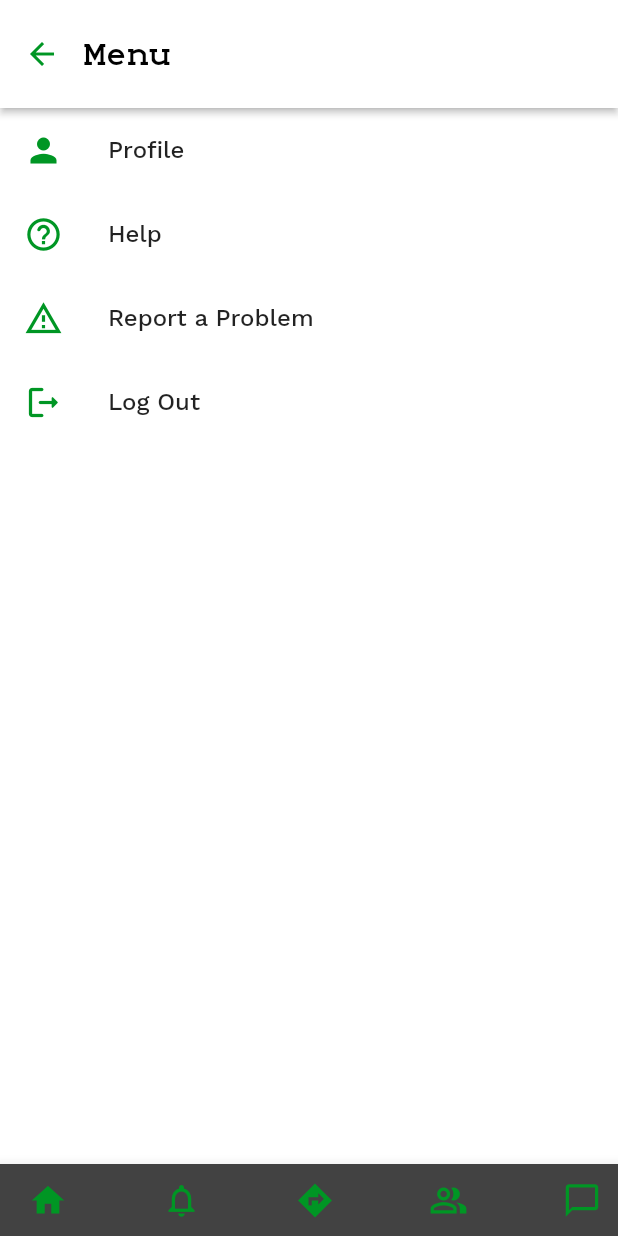
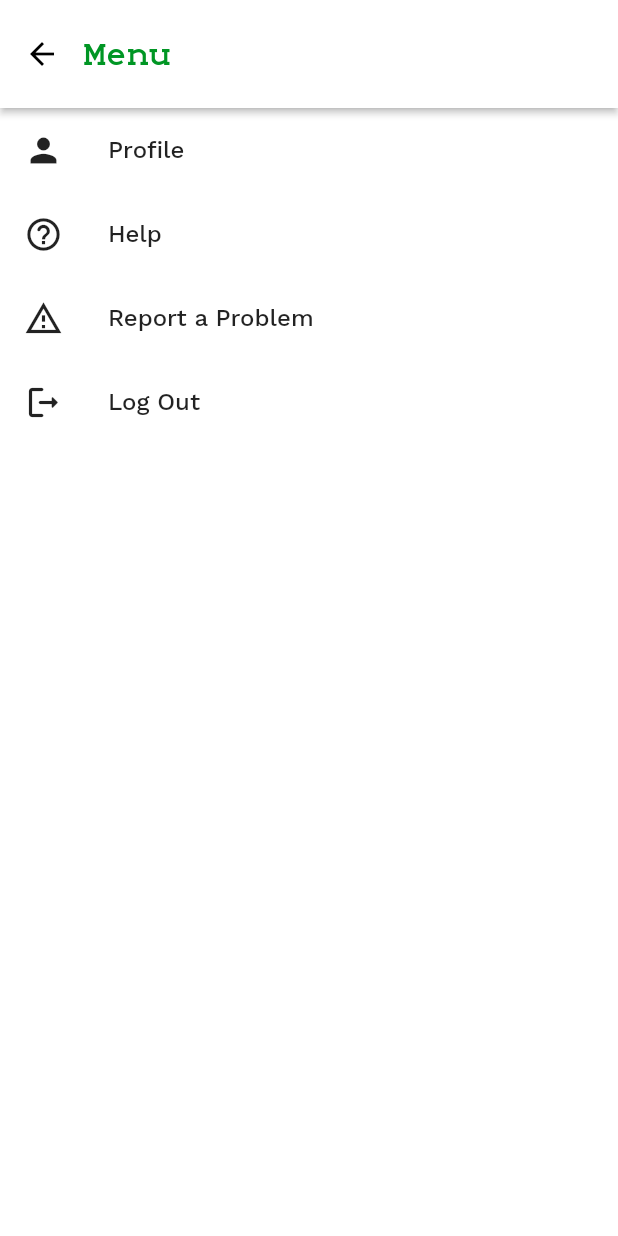
Before and after one commit to LucianaMurimi/chatmate, a Flutter app: the screen it shows once a user with an empty profile is signed in, after a tap on the "menu" icon, on a phone screen of 412 x 824 dp. Run offline on Flutter 3.47's test engine with Material 2 defaults, Android fonts, the phone set to English and light mode, and no system bars; our stand-ins replace firebase_auth, firebase_core; accounts and stored records are empty.

Commit message:
home screen

```diff
--- a/lib/screens/home/home.dart
+++ b/lib/screens/home/home.dart
@@ -2,6 +2,7 @@ import 'package:chatmate_login/screens/menu/menu.dart';
 import 'package:chatmate_login/services/auth.dart';
 import 'package:chatmate_login/theme/styles.dart';
 import 'package:flutter/material.dart';
+import 'package:flutter/painting.dart';
 
 import '../components/components.dart';
 
@@ -23,7 +24,7 @@ class Home extends StatelessWidget {
       //------------------------------------------------------------
       appBar: AppBar(
         backgroundColor: Colors.white,
-        iconTheme: chatmateIconTheme(ThemeData.light().iconTheme),
+        iconTheme: IconThemeData(color: Color(0xFF000000)),
         elevation: 2.0,
 
         toolbarHeight: 72.0,
@@ -66,7 +67,7 @@ class Home extends StatelessWidget {
               children: [
                 Text("Karibu.", style: TextStyle(fontFamily: 'MonospaceBold', fontSize: 24)),
                 Text("We've Got You!", style: TextStyle(fontFamily: 'MonospaceBold', fontSize: 24)),
-                Image.asset("assets/images/quickchat.png", height: 212),
+                Image.asset("assets/images/quickchat.png", height: 180),
 
                 Text('Take a deep breathe. Relax. We are about to connect you to the best therapists and mental health services near you.',
                   textAlign: TextAlign.center,
@@ -78,9 +79,10 @@ class Home extends StatelessWidget {
                     padding: EdgeInsets.only(top: 2.0, right: 16.0, bottom: 2.0, left: 16.0),
                     decoration: BoxDecoration(color: Color(0xFF00c853), borderRadius: BorderRadius.circular(24.0)),
 
+
                     child: TextButton(
                       child: Text('CONNECT',
-                          style: TextStyle(color: Color(0xFFffffff), fontSize: 14.0, fontWeight: FontWeight.bold, letterSpacing: 3)),
+                          style: TextStyle(color: Color(0xFFffffff), fontFamily: 'MonospaceBold', fontSize: 18.0, fontWeight: FontWeight.bold, letterSpacing: 2)),
                       onPressed: (){
                         // Navigator.push(
                         //   context,
--- a/lib/screens/menu/menu.dart
+++ b/lib/screens/menu/menu.dart
@@ -21,7 +21,7 @@ class Menu extends StatelessWidget {
       //------------------------------------------------------------
       appBar: AppBar(
         backgroundColor: Colors.white,
-        iconTheme: chatmateIconTheme(ThemeData.light().iconTheme),
+        iconTheme:  IconThemeData(color: Color(0xFF000000)),
         elevation: 2.0,
 
         toolbarHeight: 72.0,
@@ -29,7 +29,7 @@ class Menu extends StatelessWidget {
         titleSpacing: 0,
 
         title: Text('Menu',
-            style: TextStyle(color: Color(0xFF000000), fontFamily: 'MonospaceBold', fontSize: 24.0, fontWeight: FontWeight.bold)),
+            style: TextStyle(color: Color(0xFF009624), fontFamily: 'MonospaceBold', fontSize: 24.0, fontWeight: FontWeight.bold)),
       ),
       body: Column(
         children: [
@@ -53,7 +53,7 @@ class Menu extends StatelessWidget {
                   context: context,
                   builder: (BuildContext context) {
                     return AlertDialog(
-                      title: Text('Log Out?'),
+                      title: Text('Log Out?',  style: TextStyle(color: Color(0xFF009624))),
                       content: Text('Are you sure you want to log out?'),
                       actions: [
                         TextButton(onPressed: () async {
@@ -65,8 +65,13 @@ class Menu extends StatelessWidget {
                               )
                             });
                         },
-                            child: Text('Yes', style: TextStyle(color: Color(0xFF000000)),)),
-                        TextButton(onPressed: (){}, child: Text('No'))
+                        child: Text('Yes', style: TextStyle(color: Color(0xFF000000), fontWeight: FontWeight.bold),),
+                        ),
+                        TextButton(onPressed: (){
+                          Navigator.pop(context, false);
+                        },
+                        child: Text('No', style: TextStyle(color: Color(0xFF009624), fontWeight: FontWeight.bold),),
+                        )
                       ],
                     );
                   }
@@ -79,25 +84,25 @@ class Menu extends StatelessWidget {
 
       // Bottom Navigation Bar
       //------------------------------------------------------------
-      bottomNavigationBar: BottomAppBar(
-          child: Container(
-            padding: EdgeInsets.only(left: 8.0, right: 0.0),
-
-            child: Row(
-              mainAxisAlignment: MainAxisAlignment.spaceBetween,
-              crossAxisAlignment: CrossAxisAlignment.center,
-
-              children: [
-                IconButton(onPressed: (){}, icon: Icon(Icons.home, size: 26.0)),
-                IconButton(onPressed: (){}, icon: Icon(Icons.notifications_outlined, size: 26.0)),
-                IconButton(onPressed: (){}, icon: Icon(Icons.directions_sharp, size: 26.0)),
-                IconButton(onPressed: (){}, icon: Icon(Icons.people_alt_outlined, size: 26.0)),
-                IconButton(onPressed: (){}, icon: Icon(Icons.chat_bubble_outline, size: 26.0)),
-              ],
-
-            ),
-          )
-      ),
+      // bottomNavigationBar: BottomAppBar(
+      //     child: Container(
+      //       padding: EdgeInsets.only(left: 8.0, right: 0.0),
+      //
+      //       child: Row(
+      //         mainAxisAlignment: MainAxisAlignment.spaceBetween,
+      //         crossAxisAlignment: CrossAxisAlignment.center,
+      //
+      //         children: [
+      //           IconButton(onPressed: (){}, icon: Icon(Icons.home, size: 26.0)),
+      //           IconButton(onPressed: (){}, icon: Icon(Icons.notifications_outlined, size: 26.0)),
+      //           IconButton(onPressed: (){}, icon: Icon(Icons.directions_sharp, size: 26.0)),
+      //           IconButton(onPressed: (){}, icon: Icon(Icons.people_alt_outlined, size: 26.0)),
+      //           IconButton(onPressed: (){}, icon: Icon(Icons.chat_bubble_outline, size: 26.0)),
+      //         ],
+      //
+      //       ),
+      //     )
+      // ),
 
     );
   }
--- a/lib/theme/styles.dart
+++ b/lib/theme/styles.dart
@@ -31,7 +31,7 @@ ThemeData chatmateTheme() {
 
     textSelectionColor: chatmateSecondary,
 
-    iconTheme: chatmateIconTheme(base.iconTheme),
+    // iconTheme: chatmateIconTheme(base.iconTheme),
   );
 }
 
```
Also changed, not shown: assets/images/quickchat.png.
